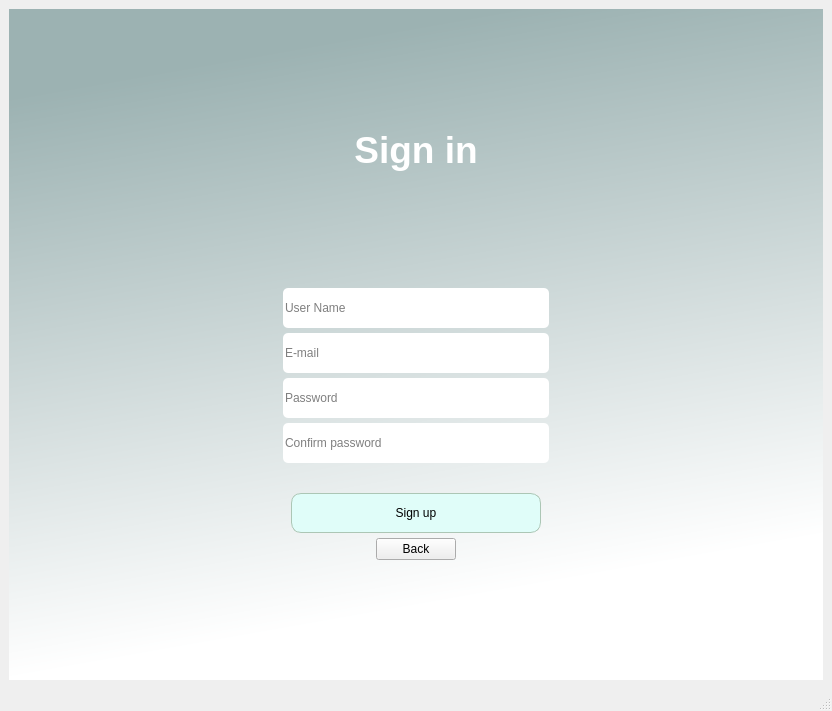
First picture: the form in guicore/uis/create_user_screen.ui, repository Igna11/billetera, before the edit.
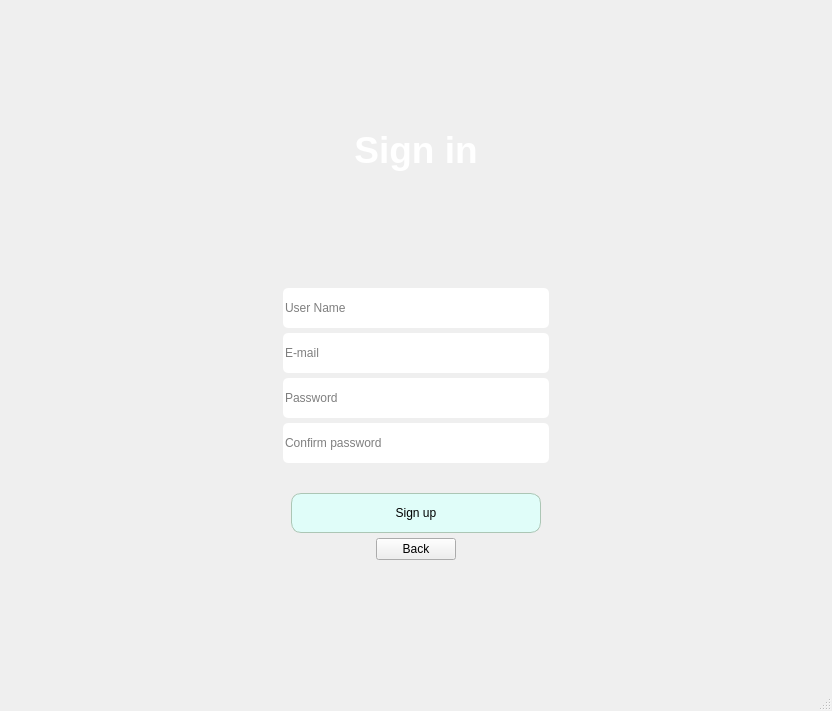
Second picture: the form after the edit.

What changed in the file:
```diff
--- a/guicore/uis/create_user_screen.ui
+++ b/guicore/uis/create_user_screen.ui
@@ -21,8 +21,7 @@
     <item>
      <widget class="QWidget" name="verticalWidget" native="true">
       <property name="styleSheet">
-       <string notr="true">QWidget#verticalWidget{
-background-color:qlineargradient(spread:pad, x1:0, y1:0, x2:0.207, y2:0.954545, stop:0.132159 rgba(156, 178, 178, 255), stop:1 rgba(255, 255, 255, 255))}</string>
+       <string notr="true"/>
       </property>
       <layout class="QHBoxLayout" name="horizontalLayout_3">
        <property name="spacing">
```
Left out of the diff: 4 changed lines with no effect on the pictures.
